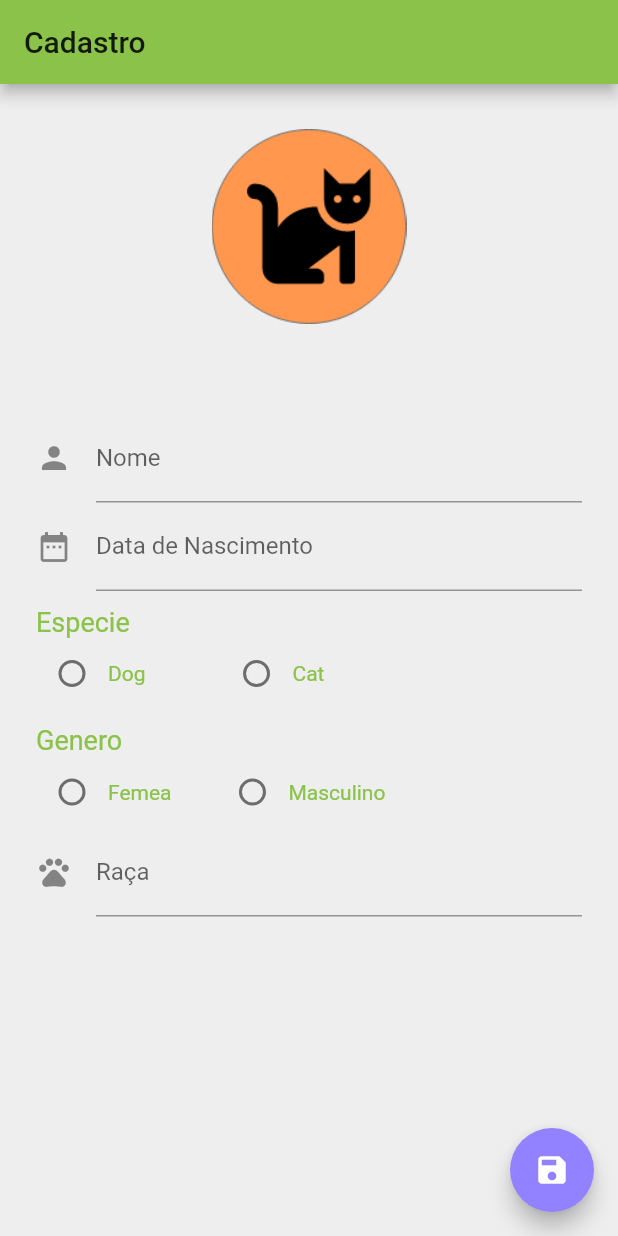
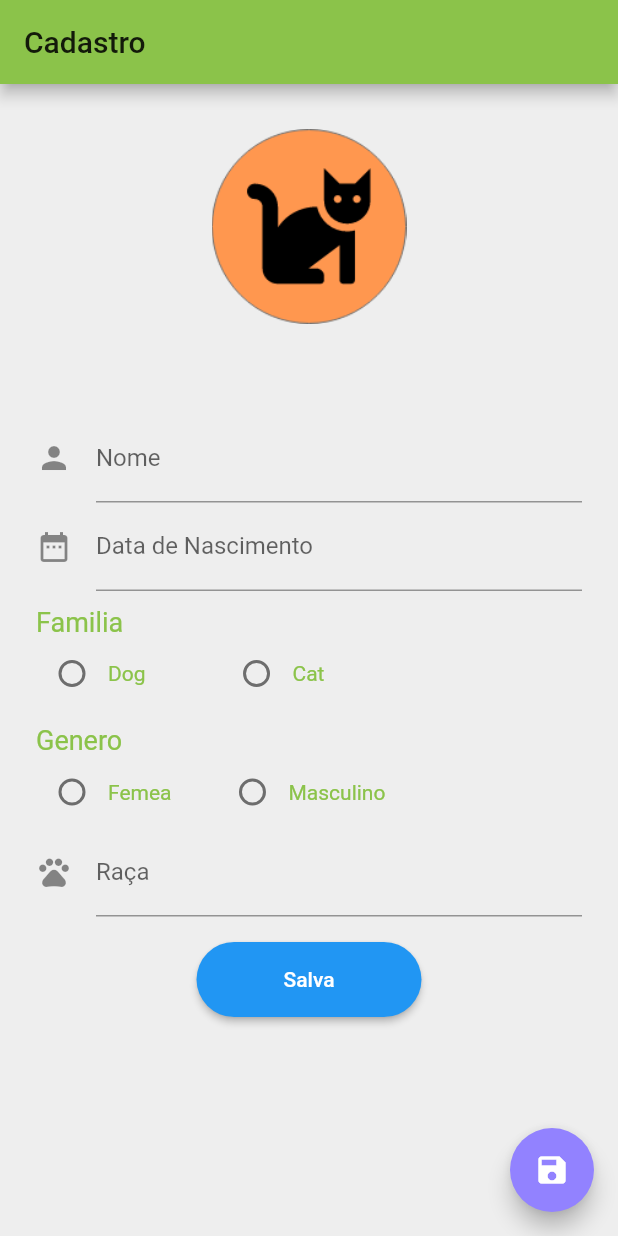
Before and after one commit to EduardoLima03/followpet, a Flutter app: the screen it shows after launch, on a phone screen of 412 x 824 dp. Run offline on Flutter 3.47's test engine with Material 2 defaults, Android fonts, the phone set to English and light mode, and no system bars; our stand-ins replace sqflite; accounts and stored records are empty.

Commit message:
botao salva do formulario SM e cores, tela Splash

```diff
--- a/lib/main.dart
+++ b/lib/main.dart
@@ -22,8 +22,12 @@ class MyApp extends StatelessWidget {
         dividerColor: primary,
         cardTheme: CardTheme(shadowColor: gray50),
         textTheme: TextTheme(
-            bodyText1: TextStyle(color: Colors.black),
-            bodyText2: TextStyle(color: primary)),
+          bodyText1: TextStyle(color: Colors.black),
+          bodyText2: TextStyle(color: primary),
+          headline6: TextStyle(color: primary),
+          headline5: TextStyle(color: second),
+          headline3: TextStyle(color: Colors.white60)
+        ),
       ),
       darkTheme: ThemeData(
         brightness: Brightness.dark,
@@ -32,6 +36,9 @@ class MyApp extends StatelessWidget {
         textTheme: TextTheme(
           bodyText1: TextStyle(color: Colors.white),
           bodyText2: TextStyle(color: second),
+          headline6: TextStyle(color: primary),
+          headline5: TextStyle(color: second),
+          headline3: TextStyle(color: Colors.white60)
         ),
       ),
       initialRoute: '/',
--- a/lib/utils/strings/pt_br.dart
+++ b/lib/utils/strings/pt_br.dart
@@ -13,7 +13,7 @@ final String famale = 'Femea';
 final String fieldLabelGender = 'Genero';
 final String fieldLabelName = 'Nome';
 final String fieldLabelDate = 'Data de Nascimento';
-final String fieldLabelSpacie = 'Especie';
+final String fieldLabelSpacie = 'Familia';
 final String titlePageDetails = 'Detalhes';
 final String titleAlertUpdate = 'Deseja atualiza?';
 final String titleAlertDelete = 'Deseja deleta?';
--- a/lib/views/pages/form_pet_page.dart
+++ b/lib/views/pages/form_pet_page.dart
@@ -63,8 +63,7 @@ class _FormPetPageState extends State<FormPetPage> {
             pet.GenderPet = _genderDelectedValue;
             pet.IdPet = _petInfo.IdPet;
             db.update(pet).then((value) {
-              if (value > 0)
-                showAlertDialog(context, messageAlertUpd);
+              if (value > 0) showAlertDialog(context, messageAlertUpd);
             });
           } else {
             /// se não receber o pet, sera um no entao insert
@@ -227,6 +226,41 @@ class _FormPetPageState extends State<FormPetPage> {
                   return null;
                 },
                 onSaved: (newValue) => pet.BreedPet = newValue,
+              ),
+              SizedBox(
+                height: 17,
+              ),
+              ElevatedButton(
+                onPressed: (){
+                  _formkey.currentState.validate();
+          if (_specieDelectedValue.isEmpty || _genderDelectedValue.isEmpty) {
+            log("nao salvo", name: "validação");
+          } else if (recPet!= null) {
+            ///se a tela receber um pet o update do animal
+            _formkey.currentState.save();
+            pet.SpeciePet = _specieDelectedValue;
+            pet.GenderPet = _genderDelectedValue;
+            pet.IdPet = recPet.IdPet;
+            db.update(pet).then((value) {
+              if (value > 0) showAlertDialog(context, messageAlertUpd);
+            });
+          } else {
+            /// se não receber o pet, sera um no entao insert
+            _formkey.currentState.save();
+            pet.SpeciePet = _specieDelectedValue;
+            pet.GenderPet = _genderDelectedValue;
+
+            db.insert(pet).then((value) {
+              pet.IdPet = value;
+              if (value > 0) showAlertDialog(context, messageAlertNew);
+            });
+          }
+                },
+                child: Text("Salva"),
+                style: ElevatedButton.styleFrom(
+                    minimumSize: Size(150, 50),
+                    shape: RoundedRectangleBorder(
+                        borderRadius: BorderRadius.circular(30))),
               ),
             ],
           ),
@@ -725,7 +759,11 @@ class _FormPetPageState extends State<FormPetPage> {
   //fim do LayoutXL
 
   Widget layoutDefult() {
-    return Container(child: Center(child: Text(layoutDefultM),),);
+    return Container(
+      child: Center(
+        child: Text(layoutDefultM),
+      ),
+    );
   }
   //fim do LayoutDefult
 
--- a/lib/views/pages/splash_screen_page.dart
+++ b/lib/views/pages/splash_screen_page.dart
@@ -44,7 +44,6 @@ class _SplashScreenPageState extends State<SplashScreenPage> {
   @override
   Widget build(BuildContext context) {
     return Scaffold(
-      backgroundColor: Colors.white,
       body: Center(
         child: Column(
           mainAxisAlignment: MainAxisAlignment.center,
@@ -56,7 +55,7 @@ class _SplashScreenPageState extends State<SplashScreenPage> {
               children: [
                 Text('Follow',
                   style: TextStyle(
-                    color: Theme.of(context).primaryColor,
+                    color: primary,
                     fontSize: 40.0,
                     fontWeight: FontWeight.bold,
                   ),
@@ -72,7 +71,7 @@ class _SplashScreenPageState extends State<SplashScreenPage> {
             ),
             Text('Controle as vacinas de seus pets',
               style: TextStyle(
-                color: Colors.black,
+                color: Theme.of(context).textTheme.bodyText1.color,
               ),
             ),
             SizedBox(height: 50,),
```
